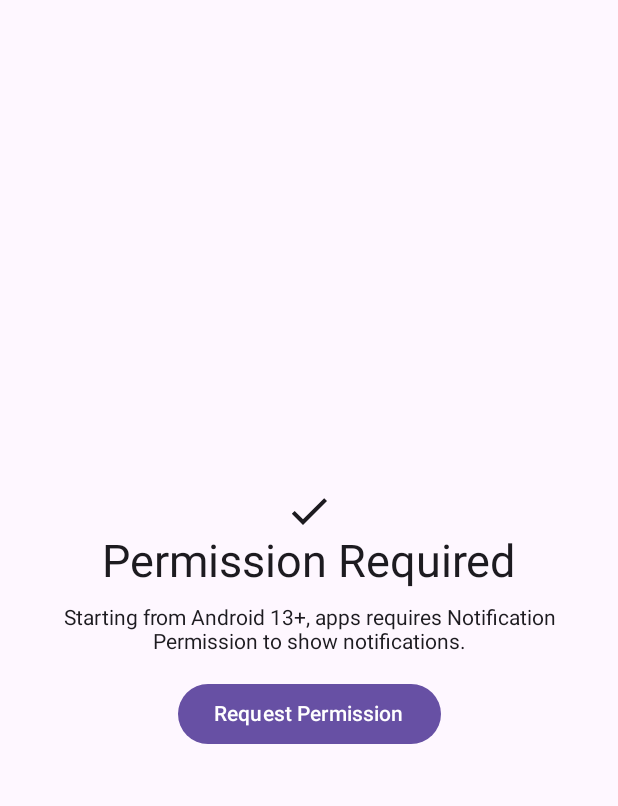
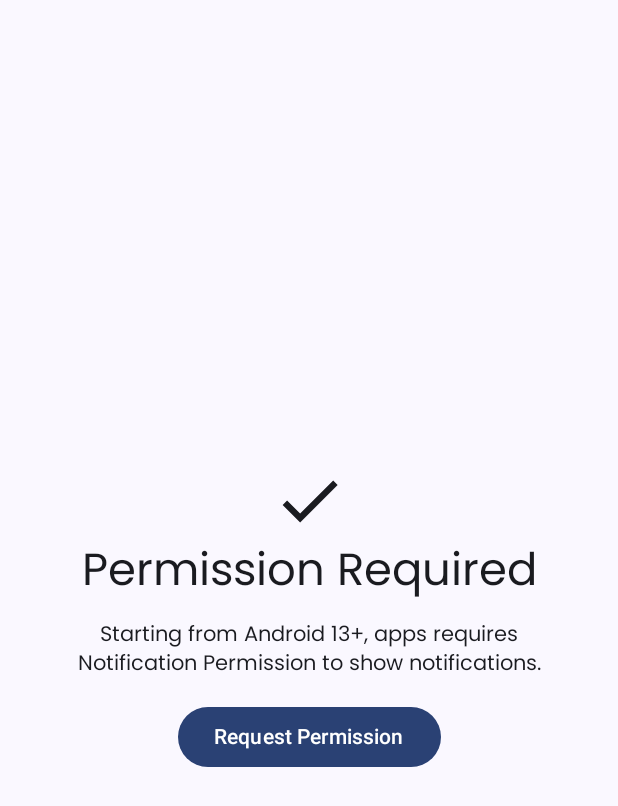
Before and after one commit to thatsmanmeet/Tasky, an Android app built with Jetpack Compose: the PermissionRequestScreen screen opened through its navigation route, on a phone screen of 412 x 824 dp. Shown: the top 806 px of the screen. Run offline under Robolectric (Android 15) with nearby library versions, the phone set to English and light mode, and no system bars; our stand-ins replace Room's generated code, livedata-compose.

Commit message:
Added Settings Page and toggle to switch to old view.

```diff
--- /dev/null
+++ b/app/src/main/java/com/thatsmanmeet/taskyapp/datastore/SettingsStore.kt
@@ -0,0 +1,29 @@
+package com.thatsmanmeet.taskyapp.datastore
+
+import android.content.Context
+import androidx.datastore.core.DataStore
+import androidx.datastore.preferences.core.Preferences
+import androidx.datastore.preferences.core.booleanPreferencesKey
+import androidx.datastore.preferences.core.edit
+import androidx.datastore.preferences.preferencesDataStore
+import kotlinx.coroutines.flow.Flow
+import kotlinx.coroutines.flow.map
+
+class SettingsStore(
+    private val context: Context
+) {
+    companion object{
+        private val Context.dataStore:DataStore<Preferences> by preferencesDataStore("settings")
+        val TASK_LIST_KEY = booleanPreferencesKey("task_list_preference")
+    }
+
+    val getTaskListKey : Flow<Boolean?> = context.dataStore.data.map {preference->
+        preference[TASK_LIST_KEY] ?: true
+    }
+
+    suspend fun saveTaskListKey(isEnabled:Boolean) {
+        context.dataStore.edit {preferences->
+            preferences[TASK_LIST_KEY] = isEnabled
+        }
+    }
+}
--- a/app/src/main/java/com/thatsmanmeet/taskyapp/screens/App.kt
+++ b/app/src/main/java/com/thatsmanmeet/taskyapp/screens/App.kt
@@ -16,14 +16,18 @@
 import androidx.compose.ui.Modifier
 import androidx.compose.ui.draw.alpha
 import androidx.compose.ui.platform.LocalContext
+import androidx.compose.ui.res.painterResource
 import androidx.compose.ui.res.stringResource
 import androidx.compose.ui.text.font.FontWeight
 import androidx.compose.ui.unit.dp
 import androidx.compose.ui.unit.sp
+import androidx.navigation.NavHostController
 import com.thatsmanmeet.taskyapp.R
+import com.thatsmanmeet.taskyapp.components.LegacyTaskList
 import com.thatsmanmeet.taskyapp.components.OpenEditTodoDialog
 import com.thatsmanmeet.taskyapp.components.TaskList
 import com.thatsmanmeet.taskyapp.components.addTodoDialog
+import com.thatsmanmeet.taskyapp.datastore.SettingsStore
 import com.thatsmanmeet.taskyapp.notification.Notification
 import com.thatsmanmeet.taskyapp.notification.channelID
 import com.thatsmanmeet.taskyapp.room.Todo
@@ -34,7 +38,7 @@
 
 @OptIn(ExperimentalMaterial3Api::class)
 @Composable
-fun MyApp() {
+fun MyApp(navHostController: NavHostController) {
     val activity = LocalContext.current as Activity
     val context = LocalContext.current
     val todoViewModel = TodoViewModel(activity.application)
@@ -69,15 +73,33 @@
     if (Build.VERSION.SDK_INT >= Build.VERSION_CODES.O) {
         createNotificationChannel(context)
     }
+    // setup settings store
+    val settingsStore = SettingsStore(context)
+    val savedTaskKey = settingsStore.getTaskListKey.collectAsState(initial = true)
     TaskyTheme {
         Scaffold(
             topBar = {
                 TopAppBar(
                     title = {
+                        Row(
+                            modifier = Modifier.fillMaxWidth(),
+                            verticalAlignment = Alignment.CenterVertically,
+                            horizontalArrangement = Arrangement.SpaceBetween
+                        ) {
                             Text(
                                 text = stringResource(id = R.string.app_name),
-                            fontSize = 20.sp
+                                fontSize = 30.sp
                             )
+                            IconButton(onClick = {
+                                // Implement Navigation to settings
+                                navHostController.navigate(route = Screen.SettingsScreen.route)
+                            }) {
+                                Icon(
+                                    imageVector = Icons.Default.Settings,
+                                    contentDescription = null
+                                )
+                            }
+                        }
                             },
                     colors = topAppBarColors.topAppBarColors(
                         containerColor = MaterialTheme.colorScheme.primary,
@@ -88,7 +110,7 @@
             floatingActionButton = {
                 ExtendedFloatingActionButton(
                     text = { Text(text = "Add Task") },
-                    icon = { Icon(imageVector = Icons.Default.Add, contentDescription = null) },
+                    icon = { Icon(painter = painterResource(id = R.drawable.ic_add_task), contentDescription = null) },
                     onClick = {
                         openDialog.value = true
                     })
@@ -135,6 +157,7 @@
                         }
                     }
                 }else {
+                    if(savedTaskKey.value == null || savedTaskKey.value == true){
                         TaskList(
                             state = listState,
                             list = todosList.value.toMutableStateList(),
@@ -144,6 +167,18 @@
                                 openEditDialog.value = true
                             }
                         )
+                    }else{
+                        LegacyTaskList(
+                            state = listState,
+                            list = todosList.value.toMutableStateList(),
+                            todoViewModel = todoViewModel,
+                            onClick = {index->
+                                selectedItem.value = index
+                                openEditDialog.value = true
+                            }
+                        )
+                    }
+
                 }
                 if (openEditDialog.value){
                     OpenEditTodoDialog(
@@ -185,7 +220,7 @@
 
     val pendingIntent = PendingIntent.getBroadcast(
         context,
-        todo.hashCode(),
+        todo.ID!!.toInt(),
         intent,
         PendingIntent.FLAG_IMMUTABLE or PendingIntent.FLAG_UPDATE_CURRENT
     )
--- a/app/src/main/java/com/thatsmanmeet/taskyapp/screens/NavGraph.kt
+++ b/app/src/main/java/com/thatsmanmeet/taskyapp/screens/NavGraph.kt
@@ -1,15 +1,20 @@
 package com.thatsmanmeet.taskyapp.screens
 
-import androidx.compose.runtime.Composable
+import androidx.compose.runtime.*
+import androidx.compose.ui.platform.LocalContext
 import androidx.navigation.NavHostController
 import androidx.navigation.compose.NavHost
 import androidx.navigation.compose.composable
+import com.thatsmanmeet.taskyapp.datastore.SettingsStore
 
 
 @Composable
 fun SetupNavGraph(
     navController:NavHostController
 ) {
+    val context = LocalContext.current
+    val settingsStore = SettingsStore(context)
+    val isEnabledState = settingsStore.getTaskListKey.collectAsState(initial = false)
     NavHost(
         navController = navController,
         startDestination = Screen.PermissionScreen.route
@@ -23,9 +28,17 @@
         }
 
         composable(
+            route = Screen.SettingsScreen.route
+        ){
+            SettingsScreen(
+                navController,
+                isChecked = isEnabledState
+            )
+        }
+        composable(
             route = Screen.MyApp.route
         ){
-            MyApp()
+            MyApp(navHostController = navController)
         }
     }
 }
--- a/app/src/main/java/com/thatsmanmeet/taskyapp/screens/PermissionRequestScreen.kt
+++ b/app/src/main/java/com/thatsmanmeet/taskyapp/screens/PermissionRequestScreen.kt
@@ -16,6 +16,7 @@
 import androidx.compose.ui.unit.sp
 import androidx.navigation.NavHostController
 import androidx.navigation.compose.rememberNavController
+import com.thatsmanmeet.taskyapp.ui.theme.TaskyTheme
 
 
 @Composable
@@ -23,6 +24,7 @@
     navHostController: NavHostController,
     requestOnClick: () -> Unit
 ){
+    TaskyTheme {
         Surface(
             modifier = Modifier.fillMaxSize()
         ) {
@@ -34,7 +36,7 @@
                 verticalArrangement = Arrangement.Center
             ) {
                 Icon(
-                modifier = Modifier.size(32.dp),
+                    modifier = Modifier.size(50.dp),
                     imageVector = Icons.Default.Check,
                     contentDescription = null)
                 Text(text = "Permission Required", fontSize = 30.sp)
@@ -59,6 +61,7 @@
             }
         }
     }
+}
 
 @Preview(showBackground = true)
 @Composable
--- a/app/src/main/java/com/thatsmanmeet/taskyapp/screens/Screen.kt
+++ b/app/src/main/java/com/thatsmanmeet/taskyapp/screens/Screen.kt
@@ -3,4 +3,5 @@
 sealed class Screen(val route:String){
     object MyApp: Screen(route = "myapp_screen")
     object PermissionScreen: Screen("permission_screen")
+    object SettingsScreen : Screen("settings_screen")
 }
--- /dev/null
+++ b/app/src/main/res/drawable/ic_add_task.xml
@@ -0,0 +1,5 @@
+<vector android:height="24dp" android:tint="#000000"
+    android:viewportHeight="24" android:viewportWidth="24"
+    android:width="24dp" xmlns:android="http://schemas.android.com/apk/res/android">
+    <path android:fillColor="@android:color/white" android:pathData="M22,5.18L10.59,16.6l-4.24,-4.24l1.41,-1.41l2.83,2.83l10,-10L22,5.18zM12,20c-4.41,0 -8,-3.59 -8,-8s3.59,-8 8,-8c1.57,0 3.04,0.46 4.28,1.25l1.45,-1.45C16.1,2.67 14.13,2 12,2C6.48,2 2,6.48 2,12s4.48,10 10,10c1.73,0 3.36,-0.44 4.78,-1.22l-1.5,-1.5C14.28,19.74 13.17,20 12,20zM19,15h-3v2h3v3h2v-3h3v-2h-3v-3h-2V15z"/>
+</vector>
```
Also changed, not shown: app/build.gradle (+4 -3 lines), app/src/main/java/com/thatsmanmeet/taskyapp/components/TaskList.kt (+26 -18 lines), app/src/main/java/com/thatsmanmeet/taskyapp/components/TodoItemCard.kt (+5 -2 lines), app/src/main/java/com/thatsmanmeet/taskyapp/screens/SettingsScreen.kt (added, +112 -0 lines), 1 other file. Lines whose indentation alone changed are shown as unchanged.
